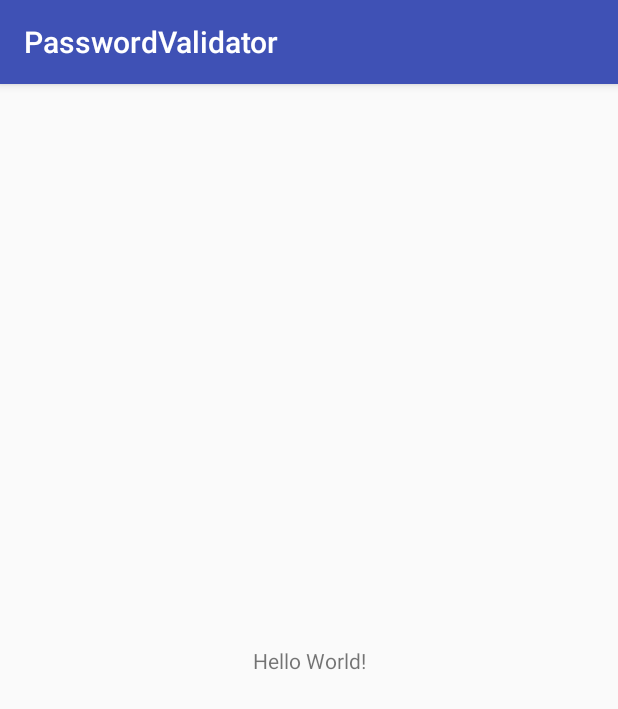
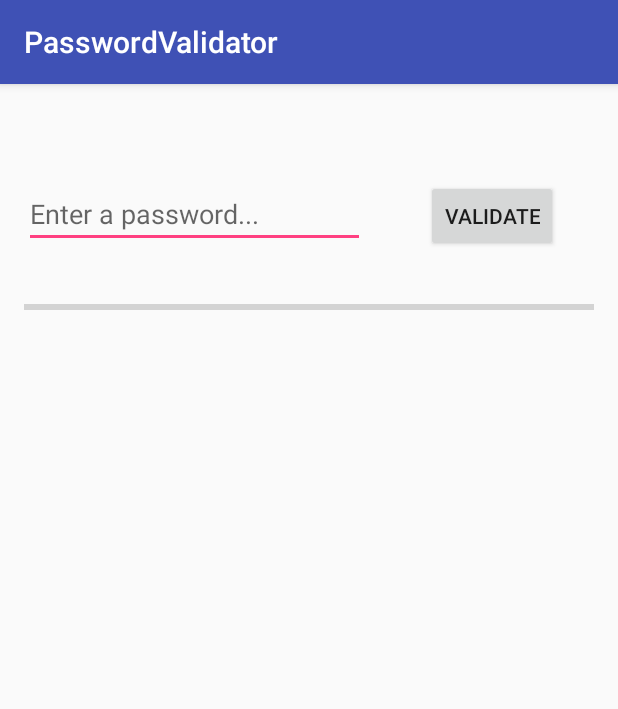
Before and after one commit to attwoodn/Android-password-strength-demo, an Android app: the screen it shows after launch (MainActivity), on a phone screen of 412 x 824 dp. Shown: the top 709 px of the screen. Run offline under Robolectric (Android 15) with nearby library versions, the phone set to English and light mode, and no system bars.

```diff
--- a/app/build.gradle
+++ b/app/build.gradle
@@ -24,5 +24,6 @@ dependencies {
     implementation 'com.android.support.constraint:constraint-layout:1.1.0'
     testImplementation 'junit:junit:4.12'
     androidTestImplementation 'com.android.support.test:runner:1.0.2'
+    androidTestImplementation 'com.android.support.test:rules:1.0.2'
     androidTestImplementation 'com.android.support.test.espresso:espresso-core:3.0.2'
 }
--- a/app/src/main/res/layout/activity_main.xml
+++ b/app/src/main/res/layout/activity_main.xml
@@ -2,6 +2,7 @@
 <android.support.constraint.ConstraintLayout xmlns:android="http://schemas.android.com/apk/res/android"
     xmlns:app="http://schemas.android.com/apk/res-auto"
     xmlns:tools="http://schemas.android.com/tools"
+    android:id="@+id/strengthTextField"
     android:layout_width="match_parent"
     android:layout_height="match_parent"
     tools:context=".MainActivity">
@@ -9,10 +10,48 @@
     <TextView
         android:layout_width="wrap_content"
         android:layout_height="wrap_content"
-        android:text="Hello World!"
-        app:layout_constraintBottom_toBottomOf="parent"
-        app:layout_constraintLeft_toLeftOf="parent"
-        app:layout_constraintRight_toRightOf="parent"
+        android:layout_marginEnd="8dp"
+        android:layout_marginStart="8dp"
+        android:layout_marginTop="172dp"
+        app:layout_constraintEnd_toEndOf="parent"
+        app:layout_constraintStart_toStartOf="parent"
+        app:layout_constraintTop_toTopOf="parent" />
+
+    <EditText
+        android:id="@+id/passwordTextField"
+        android:layout_width="227dp"
+        android:layout_height="wrap_content"
+        android:layout_marginStart="16dp"
+        android:layout_marginTop="64dp"
+        android:ems="10"
+        android:hint="Enter a password..."
+        android:inputType="textPersonName"
+        app:layout_constraintStart_toStartOf="parent"
+        app:layout_constraintTop_toTopOf="parent" />
+
+    <Button
+        android:id="@+id/validateButton"
+        android:layout_width="wrap_content"
+        android:layout_height="wrap_content"
+        android:layout_marginEnd="16dp"
+        android:layout_marginStart="16dp"
+        android:onClick="validatePassword"
+        android:text="Validate"
+        app:layout_constraintBaseline_toBaselineOf="@+id/passwordTextField"
+        app:layout_constraintEnd_toEndOf="parent"
+        app:layout_constraintStart_toEndOf="@+id/passwordTextField" />
+
+    <ProgressBar
+        android:id="@+id/progressBar"
+        style="?android:attr/progressBarStyleHorizontal"
+        android:layout_width="0dp"
+        android:layout_height="41dp"
+        android:layout_marginEnd="16dp"
+        android:layout_marginStart="16dp"
+        android:layout_marginTop="128dp"
+        android:max="100"
+        app:layout_constraintEnd_toEndOf="parent"
+        app:layout_constraintStart_toStartOf="parent"
         app:layout_constraintTop_toTopOf="parent" />
 
 </android.support.constraint.ConstraintLayout>
```
Also changed, not shown: app/src/main/java/com/noahattwood/passwordvalidator/MainActivity.java (+24 -0 lines), app/src/main/java/com/noahattwood/passwordvalidator/Validator.java (+16 -3 lines), 1 other file.
